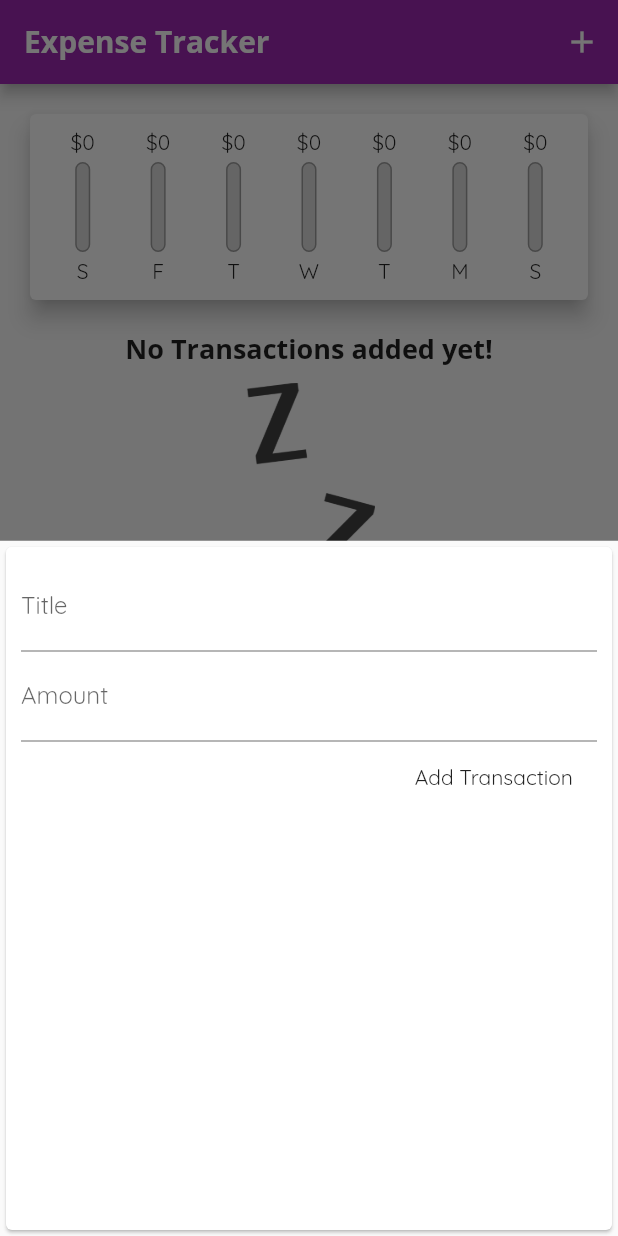
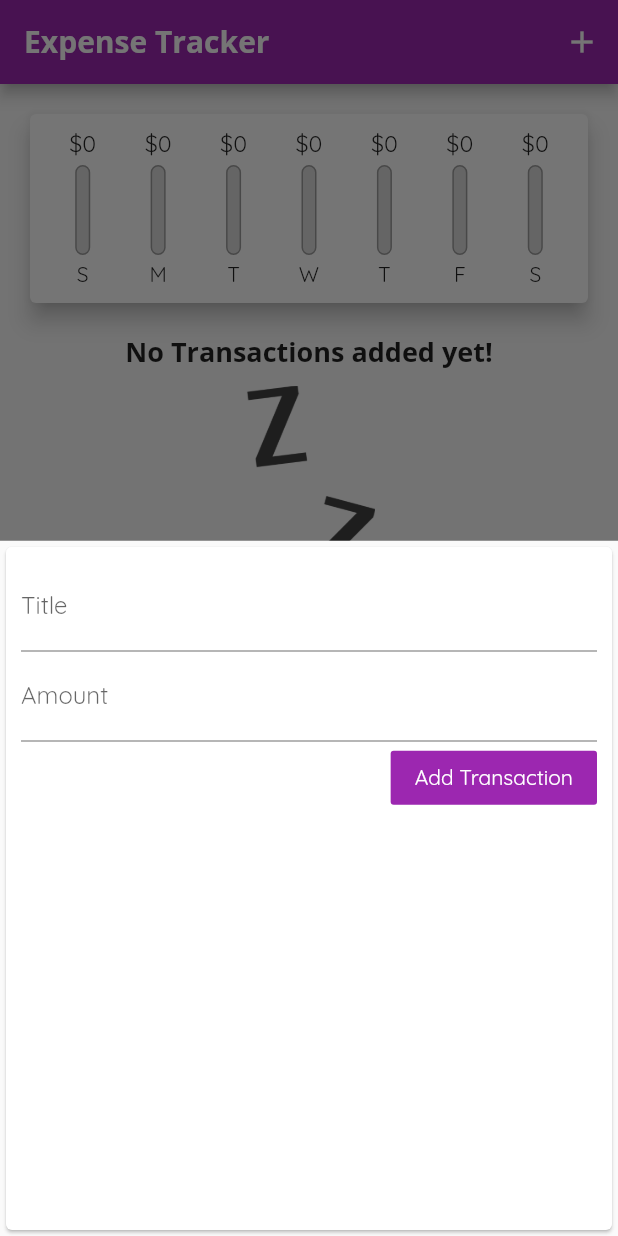
Before and after one commit to hoseinABH/expense-tracker, a Flutter app: the screen it shows after launch, after a tap on the "add" icon, on a phone screen of 412 x 824 dp. Run offline on Flutter 3.47's test engine with Material 2 defaults, Android fonts, the phone set to English and light mode, and no system bars.

```diff
--- a/lib/widgets/chart.dart
+++ b/lib/widgets/chart.dart
@@ -25,7 +25,7 @@ class Chart extends StatelessWidget {
         'day': DateFormat.E().format(weekDay).substring(0, 1),
         'amount': totalSum
       };
-    });
+    }).reversed.toList();
   }
 
   double get totalSpending {
--- a/lib/widgets/chart_bar.dart
+++ b/lib/widgets/chart_bar.dart
@@ -11,8 +11,11 @@ class ChartBar extends StatelessWidget {
   Widget build(BuildContext context) {
     return Column(
       children: [
-        FittedBox(
-          child: Text('\$${spendingAmount.toStringAsFixed(0)}'),
+        Container(
+          height: 20,
+          child: FittedBox(
+            child: Text('\$${spendingAmount.toStringAsFixed(0)}'),
+          ),
         ),
         SizedBox(
           height: 4,
--- a/lib/widgets/new_transaction.dart
+++ b/lib/widgets/new_transaction.dart
@@ -44,6 +44,8 @@ class _NewTransactionState extends State<NewTransaction> {
             ),
             FlatButton(
               onPressed: submitData,
+              color: Theme.of(context).primaryColor,
+              textColor: Colors.white,
               child: Text('Add Transaction'),
             )
           ],
```
Also changed, not shown: lib/widgets/transaction_list.dart (+18 -34 lines).
